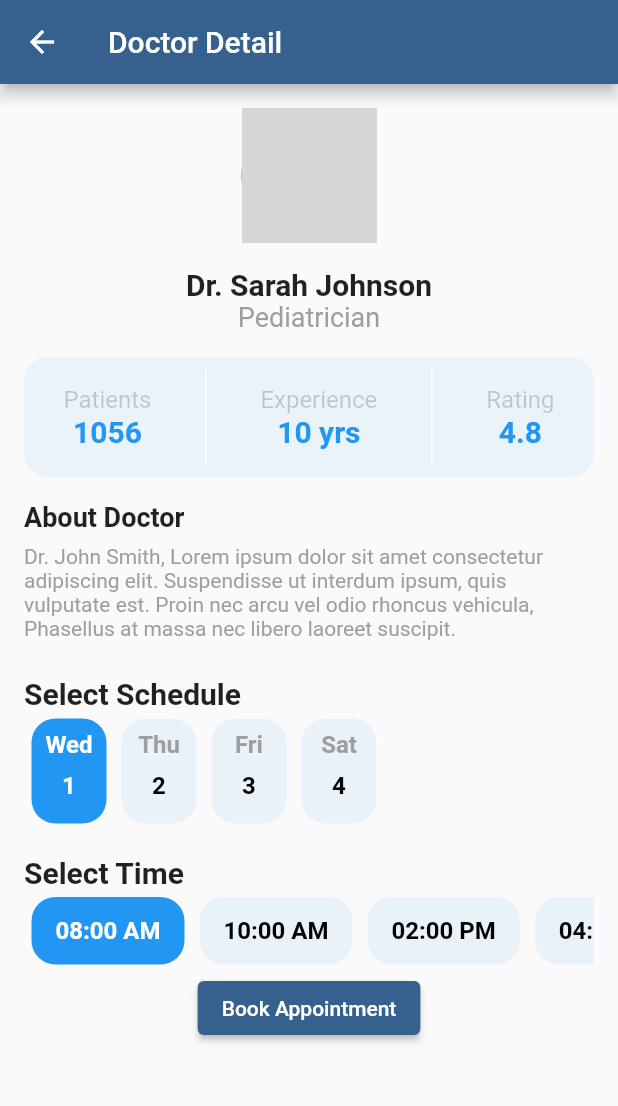
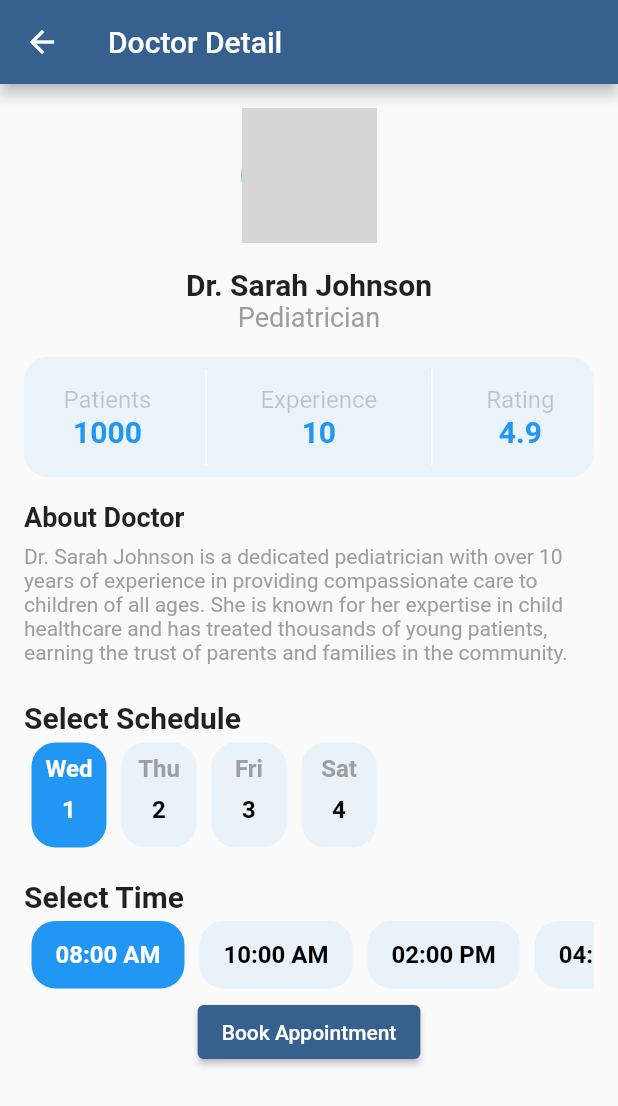
Before and after one commit to aniketjain-dew-luxury/MedicalConsultationApp, a Flutter app: the screen it shows after launch, after a tap on "Pediatrician", on a phone screen of 412 x 824 dp. Shown: the top 1106 px of the screen. Run offline on Flutter 3.47's test engine with Material 2 defaults, Android fonts, the phone set to English and light mode, and no system bars; our stand-ins replace shared_preferences; network calls fail; grey boxes are pictures that could not be loaded.

```diff
--- a/lib/models/home_data.dart
+++ b/lib/models/home_data.dart
@@ -2,7 +2,7 @@ class HomeData {
   final ProfileWidget profileWidget;
   final bool searchBarWidget;
   final List<QuickLink> quickLinksWidget;
-  final List<Appointment> appointmentsWidget;
+  List<Appointment> appointmentsWidget;
   final List<Doctor> doctorsRecommended;
 
   HomeData({
@@ -91,6 +91,17 @@ class Appointment {
       appointmentTime: json['appointmentTime'],
     );
   }
+
+  Map<String, dynamic> toJson() {
+    return {
+      'imageURL': imageURL,
+      'doctorName': doctorName,
+      'speciality': speciality,
+      'isChatEnabled': isChatEnabled,
+      'appointmentDate': appointmentDate,
+      'appointmentTime': appointmentTime,
+    };
+  }
 }
 
 class Doctor {
@@ -99,6 +110,10 @@ class Doctor {
   final String speciality;
   final double rating;
   final int reviewCount;
+  final List<String> dateSlots;
+  final List<String> timeSlots;
+  final String aboutDoctor; // New attribute
+  final int yearsOfExperience; // New attribute
 
   Doctor({
     required this.imageURL,
@@ -106,6 +121,10 @@ class Doctor {
     required this.speciality,
     required this.rating,
     required this.reviewCount,
+    required this.dateSlots,
+    required this.timeSlots,
+    required this.aboutDoctor, // New attribute
+    required this.yearsOfExperience, // New attribute
   });
 
   factory Doctor.fromJson(Map<String, dynamic> json) {
@@ -113,8 +132,12 @@ class Doctor {
       imageURL: json['imageURL'],
       doctorName: json['doctorName'],
       speciality: json['speciality'],
-      rating: json['rating'],
+      rating: json['rating'].toDouble(),
       reviewCount: json['reviewCount'],
+      dateSlots: List<String>.from(json['dateSlots']),
+      timeSlots: List<String>.from(json['timeSlots']),
+      aboutDoctor: json['aboutDoctor'], // New attribute
+      yearsOfExperience: json['yearsOfExperience'], // New attribute
     );
   }
 }
--- a/lib/screens/docor_details_page.dart
+++ b/lib/screens/docor_details_page.dart
@@ -5,6 +5,7 @@ import 'package:medical_consultation_app/widgets/about_doctor.dart';
 import 'package:medical_consultation_app/widgets/date_time_picker.dart';
 import 'package:medical_consultation_app/widgets/doctor_detail_highlight.dart';
 import 'package:shared_preferences/shared_preferences.dart';
+import 'dart:convert';
 
 class DoctorDetailScreen extends StatefulWidget {
   final Doctor doctor; // The doctor's data
@@ -69,15 +70,20 @@ class _DoctorDetailScreenState extends State<DoctorDetailScreen> {
               // Add more doctor details here
               const SizedBox(height: 16.0),
 
-              const DoctorDetailHighlight(),
+              DoctorDetailHighlight(
+                  patients: "1000",
+                  experience: widget.doctor.yearsOfExperience.toString(),
+                  rating: widget.doctor.rating.toString()),
               const SizedBox(height: 16.0),
 
-              AboutDoctorWidget(),
+              AboutDoctorWidget(about: widget.doctor.aboutDoctor),
               const SizedBox(height: 16.0),
 
               DateTimeSelectionWidget(
                 onDateSelected: handleDateSelection,
                 onTimeSelected: handleTimeSelection,
+                dateSlots: widget.doctor.dateSlots,
+                timeSlots: widget.doctor.timeSlots,
               ),
 // Add the "Book Appointment" button
               // Add the ElevatedButton widget here
@@ -89,36 +95,62 @@ class _DoctorDetailScreenState extends State<DoctorDetailScreen> {
                     context: context,
                     builder: (BuildContext context) {
                       return AlertDialog(
-                        title: Text('Appointment Confirmation'),
+                        title: const Text('Appointment Confirmation'),
                         content: Text(
-                            'Your appointment is scheduled for ${dateSlots[selectedDateIndex]} at ${timeSlots[selectedTimeIndex]}.'),
+                            'Your appointment is scheduled for ${widget.doctor.dateSlots[selectedDateIndex]} at ${widget.doctor.timeSlots[selectedTimeIndex]}.'),
                         actions: [
                           TextButton(
                             onPressed: () {
                               Navigator.of(context).pop(); // Close the dialog
                             },
-                            child: Text('Close'),
+                            child: const Text('Close'),
                           ),
                           TextButton(
                             onPressed: () {
+                              bookAppointment(); // Call the bookAppointment function
+
                               // Perform your appointment booking logic here
                               // You can also save the selected date and time to local storage.
                               Navigator.of(context).pop(); // Close the dialog
                             },
-                            child: Text('Book Appointment'),
+                            child: const Text('Book Appointment'),
                           ),
                         ],
                       );
                     },
                   );
                 },
-                child: Text('Book Appointment'),
+                child: const Text('Book Appointment'),
               ),
             ],
           ),
         ),
       ),
     );
+  }
+
+  Future<void> saveAppointment(Appointment appointment) async {
+    final SharedPreferences prefs = await SharedPreferences.getInstance();
+    final List<String> encodedAppointments =
+        prefs.getStringList('appointments') ?? [];
+
+    encodedAppointments.add(json.encode(appointment.toJson()));
+    await prefs.setStringList('appointments', encodedAppointments);
+  }
+
+  Future<void> bookAppointment() async {
+    final Appointment appointment = Appointment(
+      imageURL: widget.doctor.imageURL,
+      doctorName: widget.doctor.doctorName,
+      speciality: widget.doctor.speciality,
+      isChatEnabled: true,
+      appointmentDate: widget.doctor.dateSlots[selectedDateIndex],
+      appointmentTime: widget.doctor.timeSlots[selectedTimeIndex],
+    );
+
+    await saveAppointment(appointment);
+
+    // Perform any additional appointment booking logic here
   }
 }
 
--- a/lib/screens/home_page.dart
+++ b/lib/screens/home_page.dart
@@ -3,6 +3,7 @@ import 'dart:convert';
 import 'package:flutter/material.dart';
 import 'package:medical_consultation_app/models/home_data.dart';
 import 'package:medical_consultation_app/widgets/doctor_recommendations.dart';
+import 'package:shared_preferences/shared_preferences.dart';
 
 import '../widgets/appointments_today_widget.dart';
 import '../widgets/quick_links_widget.dart';
@@ -27,7 +28,27 @@ class _HomePageState extends State<HomePage> {
         await rootBundle.loadString('assets/home_data.json');
 
     // Parse the JSON data.
-    return HomeData.fromJson(json.decode(jsonData)['widgetList']);
+    final homeData = HomeData.fromJson(json.decode(jsonData)['widgetList']);
+
+    // Retrieve saved appointments from local storage
+    final savedAppointments = await getSavedAppointments();
+
+    // Update the appointments widget data with the saved appointments
+    homeData.appointmentsWidget = savedAppointments;
+
+    return homeData;
+  }
+
+  Future<List<Appointment>> getSavedAppointments() async {
+    final SharedPreferences prefs = await SharedPreferences.getInstance();
+    final List<String> encodedAppointments =
+        prefs.getStringList('appointments') ?? [];
+
+    final List<Appointment> savedAppointments = encodedAppointments
+        .map((e) => Appointment.fromJson(json.decode(e)))
+        .toList();
+
+    return List.from(savedAppointments.reversed);
   }
 
   @override
@@ -56,8 +77,14 @@ class _HomePageState extends State<HomePage> {
                   QuickLinksWidget(
                       quickLinkItems: homeData?.quickLinksWidget ?? []),
                   const SizedBox(height: 16.0),
-                  AppointmentsTodayWidget(
-                      appointments: homeData?.appointmentsWidget ?? []),
+                  Visibility(
+                    visible: homeData?.appointmentsWidget.isEmpty != true,
+                    child: AppointmentsTodayWidget(
+                      appointments: homeData?.appointmentsWidget ?? [],
+                    ),
+                  ),
+                  // AppointmentsTodayWidget(
+                  //                 appointments: homeData?.appointmentsWidget ?? []),
                   DoctorRecommendations(
                     doctors: homeData?.doctorsRecommended ?? [],
                   )
--- a/lib/widgets/about_doctor.dart
+++ b/lib/widgets/about_doctor.dart
@@ -1,16 +1,15 @@
 import 'package:flutter/material.dart';
 
-class AboutDoctorWidget extends StatefulWidget {
-  const AboutDoctorWidget({super.key});
+class AboutDoctorWidget extends StatelessWidget {
+  final String about;
+
+  AboutDoctorWidget({
+    required this.about,
+  });
 
   @override
-  _AboutDoctorWidgetState createState() => _AboutDoctorWidgetState();
-}
-
-class _AboutDoctorWidgetState extends State<AboutDoctorWidget> {
-  @override
   Widget build(BuildContext context) {
-    return const Column(
+    return Column(
       children: [
         Row(
           children: [
@@ -31,7 +30,7 @@ class _AboutDoctorWidgetState extends State<AboutDoctorWidget> {
                   child: Padding(
                     padding: EdgeInsets.symmetric(vertical: 8),
                     child: Text(
-                      'Dr. John Smith, Lorem ipsum dolor sit amet consectetur adipiscing elit. Suspendisse ut interdum ipsum, quis vulputate est. Proin nec arcu vel odio rhoncus vehicula, Phasellus at massa nec libero laoreet suscipit.',
+                      about,
                       overflow: TextOverflow.visible,
                       style: TextStyle(color: Colors.grey),
                     ),
--- a/lib/widgets/appointments_today_widget.dart
+++ b/lib/widgets/appointments_today_widget.dart
@@ -1,3 +1,5 @@
+import 'dart:math';
+
 import 'package:flutter/material.dart';
 import 'package:medical_consultation_app/models/home_data.dart';
 
@@ -70,10 +72,11 @@ class _AppointmentsTodayWidgetState extends State<AppointmentsTodayWidget> {
 
   List<Positioned> _buildStackedCards() {
     final List<Positioned> stackedCards = [];
-    for (int i = maxCards - 1; i >= 0; i--) {
-      final topPosition = i * 6.0; // Adjust the position as needed
-      final leftPosition = i * 12.0; // Adjust the position as needed
-      final rightPosition = i * 12.0; // Adjust the position as needed
+    for (int i = min(maxCards, appointments.length) - 1; i >= 0; i--) {
+      if (i < appointments.length) {
+        final topPosition = i * 6.0; // Reverse the position
+        final leftPosition = i * 3.0; // Reverse the position
+        final rightPosition = i * 3.0; // Reverse the position
         final card = AppointmentCard(appointment: appointments[i]);
         stackedCards.add(
           Positioned(
@@ -83,6 +86,7 @@ class _AppointmentsTodayWidgetState extends State<AppointmentsTodayWidget> {
             child: card,
           ),
         );
+      }
     }
     return stackedCards;
   }
--- a/lib/widgets/date_time_picker.dart
+++ b/lib/widgets/date_time_picker.dart
@@ -4,30 +4,20 @@ import 'package:intl/intl.dart';
 class DateTimeSelectionWidget extends StatefulWidget {
   final Function(int) onDateSelected;
   final Function(int) onTimeSelected;
+  final List<String> dateSlots;
+  final List<String> timeSlots;
 
   DateTimeSelectionWidget({
     required this.onDateSelected,
     required this.onTimeSelected,
+    required this.dateSlots,
+    required this.timeSlots,
   });
 
   @override
   _DateTimeSelectionWidgetState createState() =>
       _DateTimeSelectionWidgetState();
 }
-
-List<String> dateSlots = [
-  "2023-11-01",
-  "2023-11-02",
-  "2023-11-03",
-  "2023-11-04",
-];
-
-List<String> timeSlots = [
-  "08:00 AM",
-  "10:00 AM",
-  "02:00 PM",
-  "04:00 PM",
-];
 
 class _DateTimeSelectionWidgetState extends State<DateTimeSelectionWidget> {
   int selectedDateIndex = 0;
@@ -49,9 +39,10 @@ class _DateTimeSelectionWidgetState extends State<DateTimeSelectionWidget> {
           height: 80,
           child: ListView.builder(
             scrollDirection: Axis.horizontal,
-            itemCount: dateSlots.length,
+            itemCount: widget.dateSlots.length,
             itemBuilder: (context, index) {
-              DateTime date = DateFormat('yyyy-MM-dd').parse(dateSlots[index]);
+              DateTime date =
+                  DateFormat('yyyy-MM-dd').parse(widget.dateSlots[index]);
               String day = DateFormat('d').format(date);
               String dayName = DateFormat('E').format(date);
 
@@ -66,7 +57,7 @@ class _DateTimeSelectionWidgetState extends State<DateTimeSelectionWidget> {
                     selectedDateIndex = index;
                   });
                   print('Selected date: $dayName $day');
-                  print('Selected date: ${dateSlots[index]}');
+                  print('Selected date: ${widget.dateSlots[index]}');
                 },
               );
             },
@@ -85,10 +76,10 @@ class _DateTimeSelectionWidgetState extends State<DateTimeSelectionWidget> {
           height: 55,
           child: ListView.builder(
             scrollDirection: Axis.horizontal,
-            itemCount: timeSlots.length,
+            itemCount: widget.timeSlots.length,
             itemBuilder: (context, index) {
               return TimeCard(
-                time: timeSlots[index],
+                time: widget.timeSlots[index],
                 isSelected: selectedTimeIndex == index,
                 onTap: () {
                   widget.onTimeSelected(index);
@@ -96,7 +87,7 @@ class _DateTimeSelectionWidgetState extends State<DateTimeSelectionWidget> {
                   setState(() {
                     selectedTimeIndex = index;
                   });
-                  print('Selected time: ${timeSlots[index]}');
+                  print('Selected time: ${widget.timeSlots[index]}');
                 },
               );
             },
--- a/lib/widgets/doctor_detail_highlight.dart
+++ b/lib/widgets/doctor_detail_highlight.dart
@@ -1,7 +1,15 @@
 import 'package:flutter/material.dart';
 
 class DoctorDetailHighlight extends StatelessWidget {
-  const DoctorDetailHighlight({super.key});
+  final String patients;
+  final String experience;
+  final String rating;
+
+  DoctorDetailHighlight({
+    required this.patients,
+    required this.experience,
+    required this.rating,
+  });
 
   @override
   Widget build(BuildContext context) {
@@ -14,27 +22,29 @@ class DoctorDetailHighlight extends StatelessWidget {
       child: Row(
         mainAxisAlignment: MainAxisAlignment.spaceEvenly,
         children: [
-          _HighlightColumn(label: 'Patients', value: '1056'),
+          _HighlightColumn(label: 'Patients', value: patients),
           const Padding(
             padding: EdgeInsets.symmetric(
-                vertical: 8.0), // Adjust the padding as needed
+              vertical: 8.0,
+            ),
             child: VerticalDivider(
               color: Colors.white,
               thickness: 1.0,
               width: 20.0,
             ),
           ),
-          _HighlightColumn(label: 'Experience', value: '10 yrs'),
+          _HighlightColumn(label: 'Experience', value: experience),
           const Padding(
             padding: EdgeInsets.symmetric(
-                vertical: 8.0), // Adjust the padding as needed
+              vertical: 8.0,
+            ),
             child: VerticalDivider(
               color: Colors.white,
               thickness: 1.0,
               width: 20.0,
             ),
           ),
-          _HighlightColumn(label: 'Rating', value: '4.8'),
+          _HighlightColumn(label: 'Rating', value: rating),
         ],
       ),
     );
@@ -45,7 +55,10 @@ class _HighlightColumn extends StatelessWidget {
   final String label;
   final String value;
 
-  _HighlightColumn({required this.label, required this.value});
+  _HighlightColumn({
+    required this.label,
+    required this.value,
+  });
 
   @override
   Widget build(BuildContext context) {
@@ -55,7 +68,9 @@ class _HighlightColumn extends StatelessWidget {
         Text(
           label,
           style: const TextStyle(
-              fontSize: 16.0, color: Color.fromARGB(50, 0, 0, 0)),
+            fontSize: 16.0,
+            color: Color.fromARGB(50, 0, 0, 0),
+          ),
         ),
         Text(
           value,
```
Also changed, not shown: assets/home_data.json (+56 -37 lines), lib/models/consultation.dart (+48 -48 lines), lib/models/doctor.dart (deleted, +0 -15 lines), lib/screens/coming_soon.dart (added, +40 -0 lines), lib/screens/messages_page.dart (+38 -138 lines), lib/screens/tabbar_controller.dart (+5 -9 lines), lib/widgets/appointment_card.dart (added, +94 -0 lines), 3 other files. Lines whose indentation alone changed are shown as unchanged.
